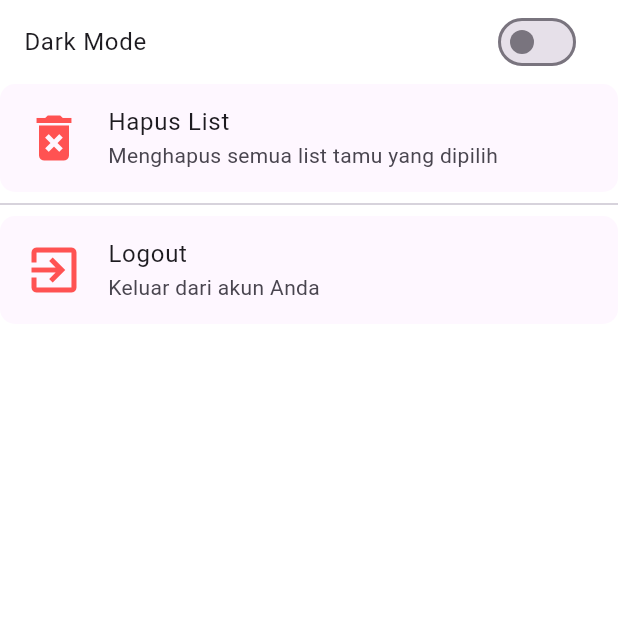
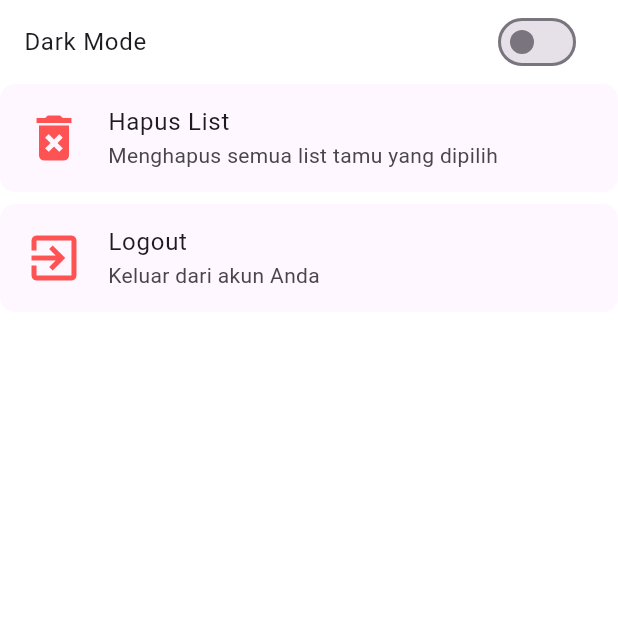
Before and after one commit to arvandha121/WeddingCheck-Online, a Flutter app: the Settings screen opened directly, on a phone screen of 412 x 824 dp, the top half of it. Run offline on Flutter 3.47's test engine with Material 3 defaults, Android fonts, the phone set to English and light mode, and no system bars; our stand-ins replace file_picker, font_awesome_flutter, get, google_fonts, image_gallery_saver, permission_handler and 5 more; missing offline and left inert: excel, qr_code_scanner; accounts and stored records are empty.

Commit message:
hapus const Divider() dan diubah menjadi SizedBox(height: 8),

```diff
--- a/lib/views/other/menu/screens/settings/settings.dart
+++ b/lib/views/other/menu/screens/settings/settings.dart
@@ -307,7 +307,7 @@ class _SettingsState extends State<Settings> {
                 borderRadius: BorderRadius.circular(10),
               ),
             ),
-            const Divider(),
+            SizedBox(height: 8), // Replaced Divider with SizedBox
             ListTile(
               leading: Icon(
                 Icons.exit_to_app,
```
